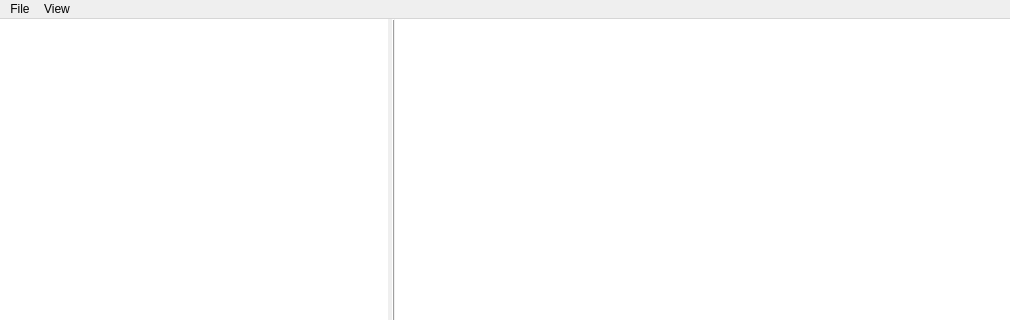
Above: src/mainwindow.ui from hatstand/O-sRSSly before the change; both pictures show x 0 to 1010 and y 0 to 320 of the 1010 by 798 pixel window. Below: the same form after it.
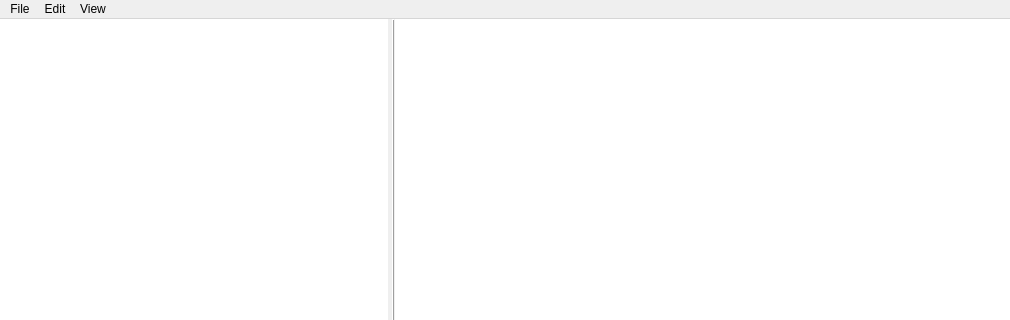
That is the form after the change. Icons and pictures are not drawn. Custom widgets are drawn as their Qt base class.

Commit message: Mark all as read button. Slight ui bug still.

Diff of the .ui file:
```diff
--- a/src/mainwindow.ui
+++ b/src/mainwindow.ui
@@ -460,30 +460,37 @@
     </item>
    </layout>
   </widget>
-  <widget class="QMenuBar" name="menubar" >
-   <property name="geometry" >
+  <widget class="QMenuBar" name="menubar">
+   <property name="geometry">
     <rect>
      <x>0</x>
      <y>0</y>
      <width>1010</width>
-     <height>26</height>
+     <height>24</height>
     </rect>
    </property>
-   <widget class="QMenu" name="menuFile" >
-    <property name="title" >
+   <widget class="QMenu" name="menuFile">
+    <property name="title">
      <string>File</string>
     </property>
     <addaction name="actionConfigure_" />
     <addaction name="actionQuit" />
    </widget>
-   <widget class="QMenu" name="menuView" >
-    <property name="title" >
+   <widget class="QMenu" name="menuView">
+    <property name="title">
      <string>View</string>
     </property>
     <addaction name="actionUnreadOnly_" />
    </widget>
-   <addaction name="menuFile" />
-   <addaction name="menuView" />
+   <widget class="QMenu" name="menuEdit">
+    <property name="title">
+     <string>Edit</string>
+    </property>
+    <addaction name="actionMarkRead_"/>
+   </widget>
+   <addaction name="menuFile"/>
+   <addaction name="menuEdit"/>
+   <addaction name="menuView"/>
   </widget>
   <widget class="QStatusBar" name="statusbar" >
    <property name="geometry" >
```
Left out of the diff: 411 changed lines with no effect on the pictures. The commit also changes 2 other files.
